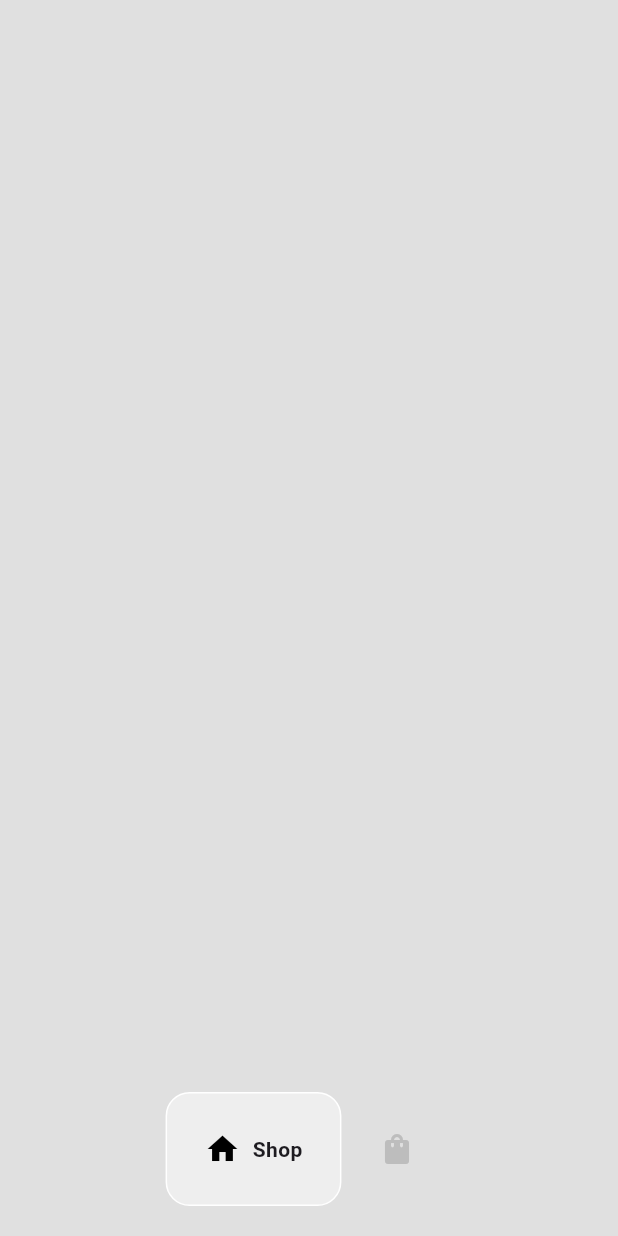
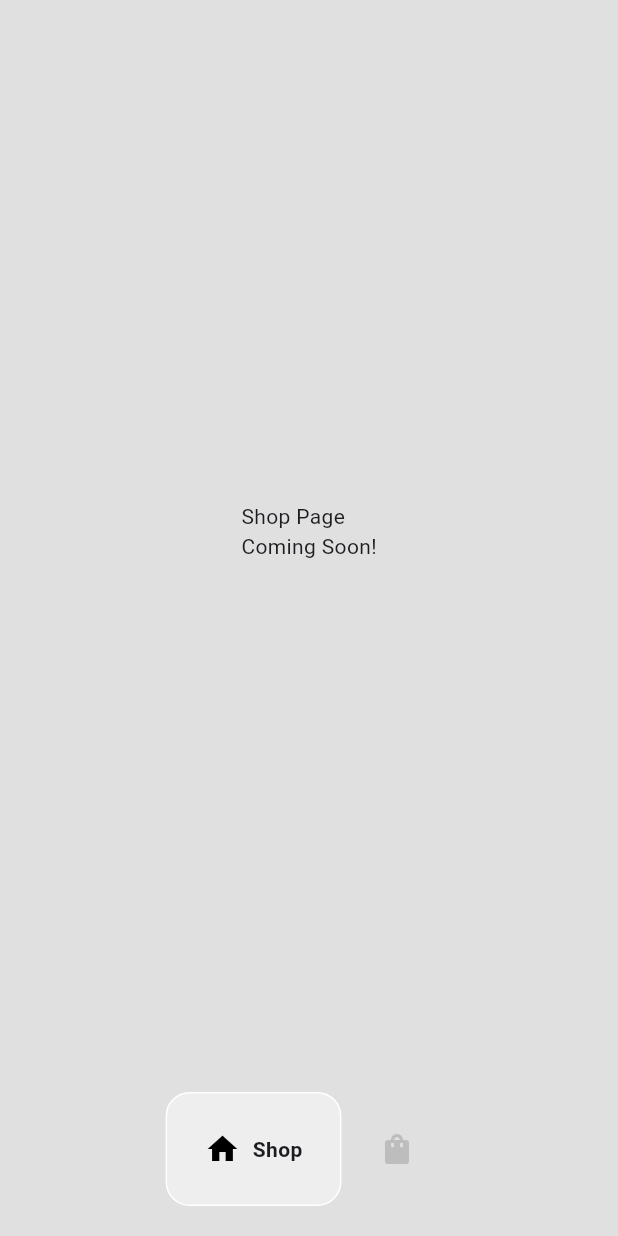
Before and after one commit to MdHananSjd/Adidas-Sneaks, a Flutter app: the screen it shows after launch, after a tap on "Shop Now", on a phone screen of 412 x 824 dp. Run offline on Flutter 3.47's test engine with Material 3 defaults, Android fonts, the phone set to English and light mode, and no system bars; drawn by our look-alikes of google_nav_bar.

Commit message:
Added partially functional shop and cart pages.

```diff
--- a/lib/components/bottom_nav_bar.dart
+++ b/lib/components/bottom_nav_bar.dart
@@ -1,8 +1,10 @@
 import 'package:flutter/material.dart';
 import 'package:google_nav_bar/google_nav_bar.dart';
 
+// ignore: must_be_immutable
 class MyBottomNavBar extends StatelessWidget {
-  const MyBottomNavBar({super.key});
+  void Function(int)? onTabChange;
+  MyBottomNavBar({super.key, required this.onTabChange});
 
   @override
   Widget build(BuildContext context) {
@@ -16,6 +18,7 @@ class MyBottomNavBar extends StatelessWidget {
         tabBackgroundColor: Colors.grey.shade200,
         tabBorderRadius: 16,
         gap: 8,
+        onTabChange: (value) => onTabChange,
         tabs: [
           GButton(
             icon: Icons.home,
--- a/lib/main.dart
+++ b/lib/main.dart
@@ -12,7 +12,7 @@ class MyApp extends StatelessWidget {
   @override
   Widget build(BuildContext context) {
     return const MaterialApp(
-      debugShowCheckedModeBanner: false,
+      debugShowCheckedModeBanner: true,
       home: IntroPage(),
     );
   }
--- a/lib/pages/home_page.dart
+++ b/lib/pages/home_page.dart
@@ -1,5 +1,7 @@
 import 'package:flutter/material.dart';
 import 'package:sneaker_shop/components/bottom_nav_bar.dart';
+import 'package:sneaker_shop/pages/cart_page.dart';
+import 'package:sneaker_shop/pages/shop_page.dart';
 
 class HomePage extends StatefulWidget {
   const HomePage({super.key});
@@ -9,12 +11,36 @@ class HomePage extends StatefulWidget {
 }
 
 class _HomePageState extends State<HomePage> {
+
+  // Index to control the bottom navbar
+  // ignore: unused_field
+  int _selectedIndex = 0;
+
+  // Method to update the selected index when the user taps the nav bar
+  void navigateBottomBar(int index){
+    setState(() {
+      _selectedIndex = index;
+    });
+  }
+
+  // pages to display
+  // ignore: unused_field
+  final List<Widget> _pages =[
+    const ShopPage(),
+    const CartPage(),
+  ];
+
   @override
   Widget build(BuildContext context) {
     return Scaffold(
       backgroundColor: Colors.grey[300],
+
       //First thing: Create Bottom navigation bar (Import google navbar)
-      bottomNavigationBar: MyBottomNavBar(),
+      bottomNavigationBar: MyBottomNavBar(
+        onTabChange: (index) => navigateBottomBar(index),
+      ),
+
+      body: _pages[_selectedIndex], //Active Ticket: Tab switch non-functional. (fix on 21/05/2025)
     );
   }
 }
--- /dev/null
+++ b/lib/pages/shop_page.dart
@@ -0,0 +1,17 @@
+import 'package:flutter/material.dart';
+
+class ShopPage extends StatefulWidget {
+  const ShopPage({super.key});
+
+  @override
+  State<ShopPage> createState() => _ShopPageState();
+}
+
+class _ShopPageState extends State<ShopPage> {
+  @override
+  Widget build(BuildContext context) {
+    return Center(
+      child: Text("Shop Page\nComing Soon!"),
+    );
+  }
+}
```
Also changed, not shown: lib/pages/cart_page.dart (added, +18 -0 lines).
